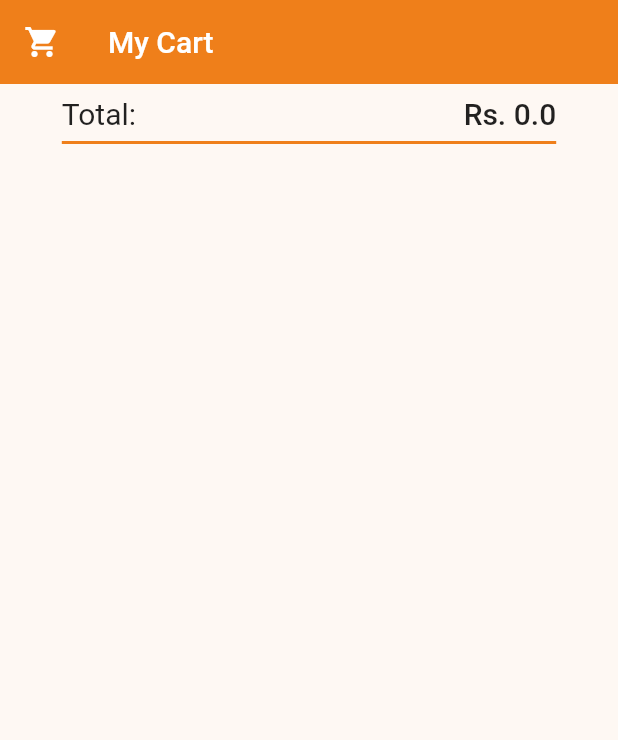
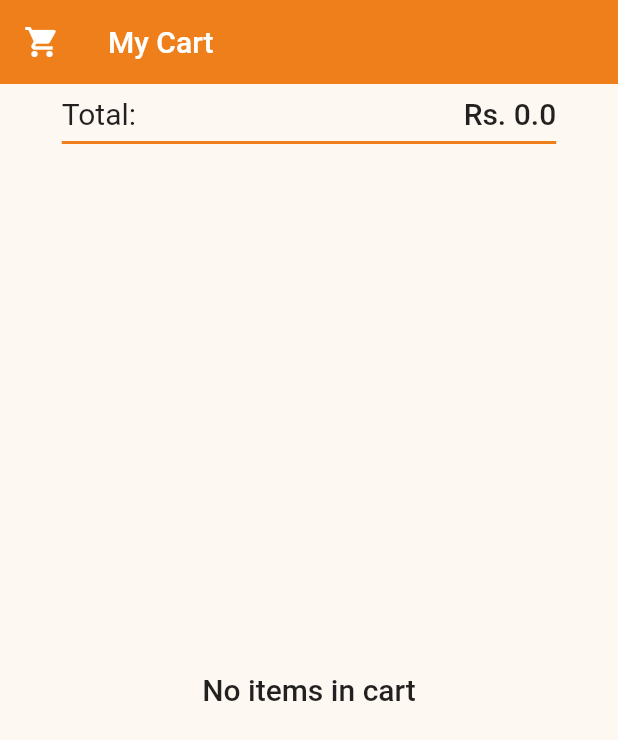
Before and after one commit to dev-espalearn/my_learn_gadgets_web, a Flutter app: the ShoppingCartScreen screen opened directly, on a phone screen of 412 x 824 dp. Shown: the top 740 px of the screen. Run offline on Flutter 3.47's test engine with Material 2 defaults, Android fonts, the phone set to English and light mode, and no system bars; our stand-ins replace auto_size_text, carousel_slider, cloud_firestore, firebase_auth, firebase_core, firebase_storage and 5 more; accounts and stored records are empty; network calls fail; Roboto replaces fonts that are missing (Digitalt-04no.ttf).

Commit message:
Wish List and Shopping Cart 'No Product' indication

```diff
--- a/lib/features/home/ui/home_screen.dart
+++ b/lib/features/home/ui/home_screen.dart
@@ -222,7 +222,7 @@ class HomeScreen extends StatelessWidget {
                     ),
                     GestureDetector(
                       onTap: () {
-                        /*Get.to(() => const ShoppingCartScreen());*/
+
                         if (FirebaseAuth.instance.currentUser != null &&
                             FirebaseAuth.instance.currentUser!.email !=
                                 AppString.emailForTemporaryLogin) {
--- a/lib/features/shopping_cart/ui/shopping_cart_screen.dart
+++ b/lib/features/shopping_cart/ui/shopping_cart_screen.dart
@@ -84,6 +84,7 @@ class ShoppingCartScreen extends StatelessWidget {
                               .map((e) => CartItem.fromJson(
                                   jsonDecode(jsonEncode(e.data()))))
                               .toList();
+                          if (products.isNotEmpty) {
                             return ListView.builder(
                                 itemBuilder: (context, index) {
                                   CartItem product = products[index];
@@ -113,7 +114,8 @@ class ShoppingCartScreen extends StatelessWidget {
                                                   AutoSizeText(
                                                     product.product.name,
                                                     style: const TextStyle(
-                                                    fontWeight: FontWeight.w500,
+                                                      fontWeight:
+                                                          FontWeight.w500,
                                                     ),
                                                   ),
                                                   AutoSizeText(
@@ -200,8 +202,8 @@ class ShoppingCartScreen extends StatelessWidget {
                                                     const EdgeInsets.symmetric(
                                                         horizontal: 16,
                                                         vertical: 8.0),
-                                              child: Text(
-                                                  product.quantity.toString()),
+                                                child: Text(product.quantity
+                                                    .toString()),
                                               ),
                                             ),
                                           ],
@@ -211,6 +213,16 @@ class ShoppingCartScreen extends StatelessWidget {
                                   );
                                 },
                                 itemCount: products.length);
+                          }
+                          return const Center(
+                            child: Text(
+                              "No items in cart",
+                              style: TextStyle(
+                                fontSize: 20,
+                                fontWeight: FontWeight.w500,
+                              ),
+                            ),
+                          );
                         }
                         return const Center(
                           child: CircularProgressIndicator(),
@@ -224,9 +236,8 @@ class ShoppingCartScreen extends StatelessWidget {
             mainAxisAlignment: MainAxisAlignment.center,
             children: [
               //proceed to checkout
-              Obx((){
-                return
-                Visibility(
+              Obx(() {
+                return Visibility(
                   visible: getController.cartItems.isNotEmpty,
                   child: Padding(
                     padding: const EdgeInsets.all(8.0),
@@ -251,8 +262,7 @@ class ShoppingCartScreen extends StatelessWidget {
                     ),
                   ),
                 );
-                }
-              ),
+              }),
             ],
           ),
         ),
--- a/lib/features/wish_list/ui/wish_list_screen.dart
+++ b/lib/features/wish_list/ui/wish_list_screen.dart
@@ -43,6 +43,7 @@ class WishListScreen extends StatelessWidget {
                         .map((e) => ProductModel.fromJson(
                         jsonDecode(jsonEncode(e.data()))))
                         .toList();
+                    if (products.isNotEmpty) {
                       return ListView.builder(
                           itemBuilder: (context, index) {
                             ProductModel product = products[index];
@@ -148,6 +149,10 @@ class WishListScreen extends StatelessWidget {
                           itemCount: products.length);
                     }
                     return const Center(
+                      child: Text('No items in your wish list'),
+                    );
+                  }
+                  return const Center(
                     child: CircularProgressIndicator(),
                   );
                 }),
```
Lines whose indentation alone changed are shown as unchanged.
